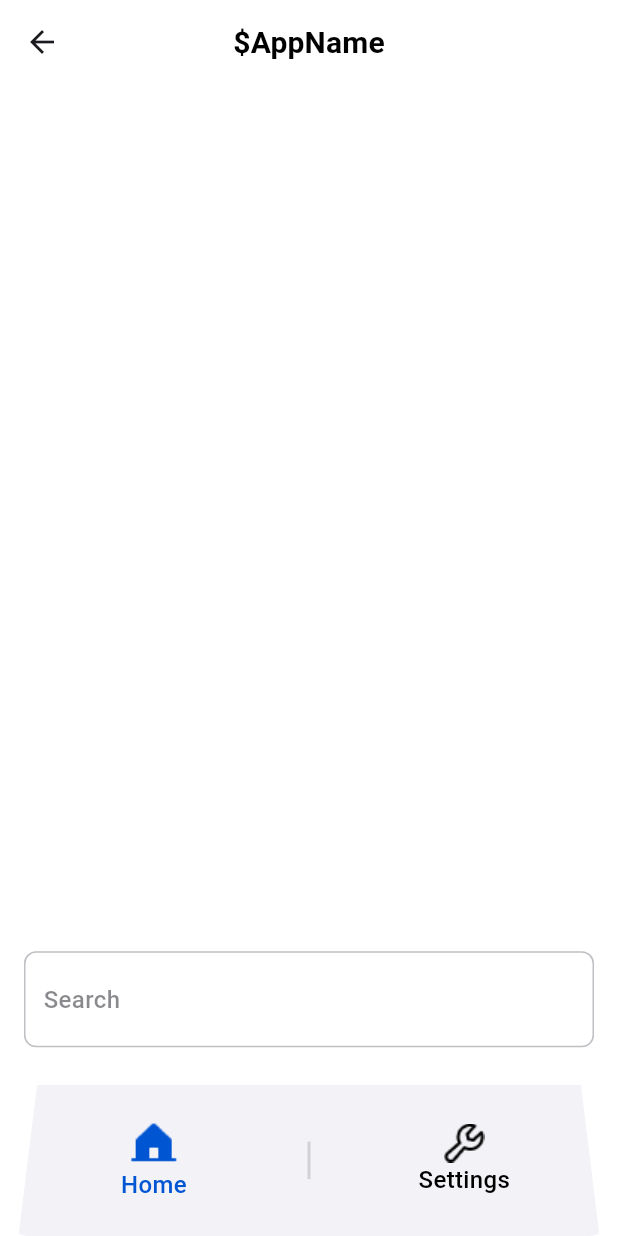
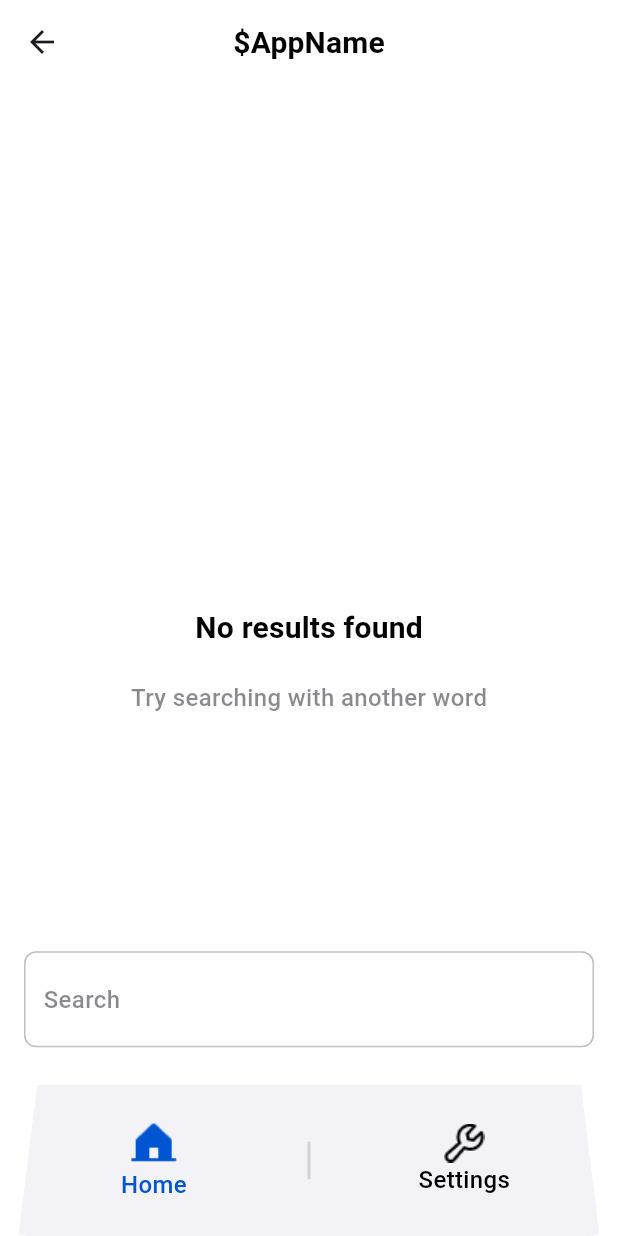
Before and after one commit to montaag/caseStudy, a Flutter app: the Dashboard screen opened directly with empty values, on a phone screen of 412 x 824 dp. Run offline on Flutter 3.47's test engine with Material 3 defaults, Android fonts, the phone set to English and light mode, and no system bars; our stand-ins replace bloc, either_dart, equatable, flutter_bloc, sizer; network calls fail; Roboto replaces fonts that are missing (Galano-Grotesque).

```diff
--- a/lib/presentation/bloc/splash_bloc/splash_bloc.dart
+++ b/lib/presentation/bloc/splash_bloc/splash_bloc.dart
@@ -1,5 +1,3 @@
-import 'dart:developer';
-
 import 'package:bloc/bloc.dart';
 import 'package:equatable/equatable.dart';
 import 'package:flutter/material.dart';
@@ -17,7 +15,6 @@ class SplashBloc extends Bloc<SplashEvent, SplashState> {
       for (var element in cachedImage) {
         futures.add(precacheImage(element.image, context));
       }
-      log(futures.length.toString());
       await Future.wait(futures);
 
       emit(AppLoaded());
--- a/lib/presentation/view/dashboard.dart
+++ b/lib/presentation/view/dashboard.dart
@@ -1,5 +1,6 @@
 import 'package:appnation_casestudy/domain/models/dog_model.dart';
 import 'package:appnation_casestudy/presentation/bloc/bloc/dog_bloc.dart';
+import 'package:appnation_casestudy/presentation/view/empty_screen.dart';
 import 'package:appnation_casestudy/presentation/widgets/custom_bottomNavBar.dart';
 import 'package:appnation_casestudy/presentation/widgets/custom_card.dart';
 import 'package:appnation_casestudy/presentation/widgets/custom_textfield.dart';
@@ -40,7 +41,9 @@ class _DashboardState extends State<Dashboard> {
             return Stack(
               alignment: Alignment.bottomCenter,
               children: [
-                Padding(
+                filter(controller.text, state.dogList).isEmpty
+                    ? EmptyScreen()
+                    : Padding(
                         padding: const EdgeInsets.symmetric(horizontal: 16),
                         child: GridView.count(
                           crossAxisCount: 2,
--- /dev/null
+++ b/lib/presentation/view/empty_screen.dart
@@ -0,0 +1,27 @@
+import 'package:appnation_casestudy/config/themes/imports.dart';
+import 'package:flutter/cupertino.dart';
+import 'package:flutter/material.dart';
+
+class EmptyScreen extends StatelessWidget {
+  const EmptyScreen({super.key});
+
+  @override
+  Widget build(BuildContext context) {
+    return Column(
+      mainAxisAlignment: MainAxisAlignment.center,
+      children: [
+        Text(
+          "No results found",
+          style: CustomTextStyle.title(context, color: Palette.primaryTextColor),
+        ),
+        const SizedBox(
+          height: 20,
+        ),
+        Text(
+          "Try searching with another word",
+          style: CustomTextStyle.body(context, color: Palette.hintTextColor),
+        ),
+      ],
+    );
+  }
+}
--- a/lib/presentation/widgets/custom_textfield.dart
+++ b/lib/presentation/widgets/custom_textfield.dart
@@ -82,7 +82,7 @@ class _MyDraggableSheetState extends State<MyDraggableSheet> {
 
   void _onChanged() {
     final currentSize = _controller.size;
-    if (currentSize <= 0.48) _collapse();
+    if (currentSize <= 0.5) _collapse();
   }
 
   void _collapse() => _animateSheet(sheet.snapSizes!.first);
```
Also changed, not shown: lib/data/datasoruces/dog_service.dart (+10 -18 lines), lib/data/repositories/dog_repo.dart (+17 -10 lines), lib/domain/repositories/dog_repo_abstract.dart (+6 -4 lines), lib/presentation/bloc/bloc/dog_bloc.dart (+12 -18 lines). Lines whose indentation alone changed are shown as unchanged.
